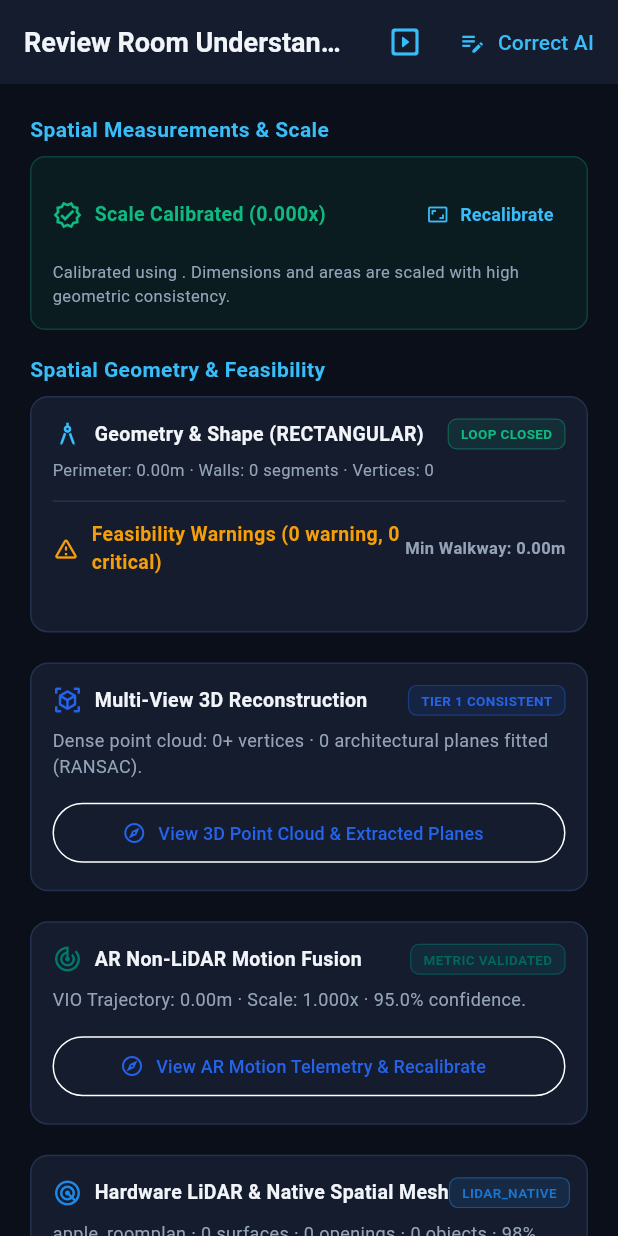
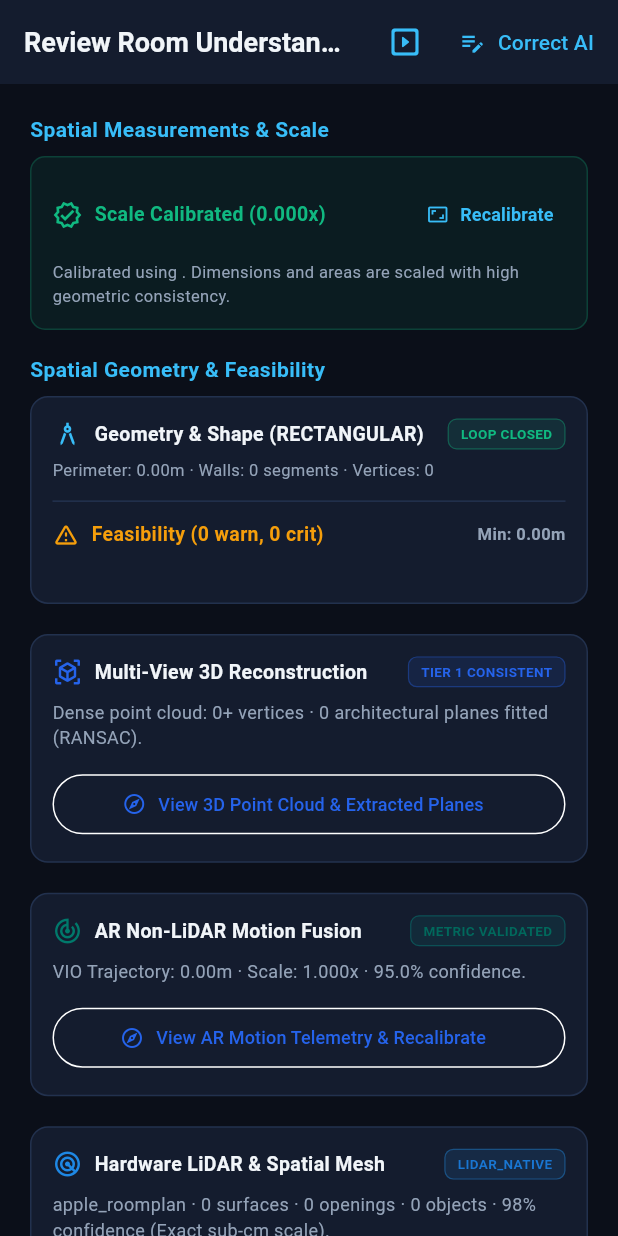
Before and after one commit to commentors-net/Roomlyst, a Flutter app: the RoomReviewScreen screen opened directly with empty values, on a phone screen of 412 x 824 dp. Run offline on Flutter 3.47's test engine with Material 3 defaults, Android fonts, the phone set to English and light mode, and no system bars; our stand-ins replace google_sign_in, image_picker, shared_preferences; accounts and stored records are empty; network calls fail.

Commit message:
fix(mobile): resolve RenderFlex right overflows across portrait section headers

```diff
--- a/apps/mobile/lib/features/capture/presentation/capture_screen.dart
+++ b/apps/mobile/lib/features/capture/presentation/capture_screen.dart
@@ -322,16 +322,20 @@ class _CaptureScreenState extends State<CaptureScreen> {
             Padding(
               padding: const EdgeInsets.symmetric(horizontal: 16, vertical: 12),
               child: Row(
-                mainAxisAlignment: MainAxisAlignment.spaceBetween,
                 children: [
-                  Text(
-                    title,
-                    style: const TextStyle(
-                      color: Colors.white,
-                      fontSize: 16,
-                      fontWeight: FontWeight.bold,
+                  Expanded(
+                    child: Text(
+                      title,
+                      maxLines: 1,
+                      overflow: TextOverflow.ellipsis,
+                      style: const TextStyle(
+                        color: Colors.white,
+                        fontSize: 16,
+                        fontWeight: FontWeight.bold,
+                      ),
                     ),
                   ),
+                  const SizedBox(width: 8),
                   IconButton(
                     icon: const Icon(Icons.close, color: Colors.white),
                     onPressed: () => Navigator.pop(ctx),
--- a/apps/mobile/lib/features/capture/presentation/lidar_scan_screen.dart
+++ b/apps/mobile/lib/features/capture/presentation/lidar_scan_screen.dart
@@ -1,7 +1,6 @@
 import 'dart:io' show Platform;
 import 'package:flutter/material.dart';
 import '../../../core/theme/app_theme.dart';
-import '../../capability/services/capability_service.dart';
 import '../../projects/domain/project.dart';
 import '../../projects/services/project_service.dart';
 
--- a/apps/mobile/lib/features/redesign/presentation/room_review_screen.dart
+++ b/apps/mobile/lib/features/redesign/presentation/room_review_screen.dart
@@ -507,13 +507,15 @@ class _RoomReviewScreenState extends State<RoomReviewScreen> {
             child: Column(
               crossAxisAlignment: CrossAxisAlignment.start,
               children: [
-                Row(
+                Wrap(
+                  crossAxisAlignment: WrapCrossAlignment.center,
+                  spacing: 6,
+                  runSpacing: 4,
                   children: [
                     Text(
                       meas.readableType,
                       style: const TextStyle(fontWeight: FontWeight.w600, fontSize: 13),
                     ),
-                    const SizedBox(width: 8),
                     Container(
                       padding: const EdgeInsets.symmetric(horizontal: 6, vertical: 2),
                       decoration: BoxDecoration(
@@ -526,8 +528,7 @@ class _RoomReviewScreenState extends State<RoomReviewScreen> {
                         style: TextStyle(color: badgeColor, fontSize: 9, fontWeight: FontWeight.bold),
                       ),
                     ),
-                    if (isExact) ...[
-                      const SizedBox(width: 4),
+                    if (isExact)
                       Container(
                         padding: const EdgeInsets.symmetric(horizontal: 5, vertical: 2),
                         decoration: BoxDecoration(
@@ -539,7 +540,6 @@ class _RoomReviewScreenState extends State<RoomReviewScreen> {
                           style: TextStyle(color: AppTheme.success, fontSize: 9, fontWeight: FontWeight.bold),
                         ),
                       ),
-                    ],
                   ],
                 ),
                 const SizedBox(height: 4),
@@ -665,16 +665,23 @@ class _RoomReviewScreenState extends State<RoomReviewScreen> {
           Row(
             mainAxisAlignment: MainAxisAlignment.spaceBetween,
             children: [
-              Row(
+              Expanded(
+                child: Row(
                   children: [
                     const Icon(Icons.architecture_outlined, color: AppTheme.accent, size: 20),
                     const SizedBox(width: 8),
-                  Text(
+                    Flexible(
+                      child: Text(
                         'Geometry & Shape ($shapeName)',
                         style: const TextStyle(fontWeight: FontWeight.w700, fontSize: 13, color: AppTheme.textMain),
-                  ),
-                ],
-              ),
+                        maxLines: 1,
+                        overflow: TextOverflow.ellipsis,
+                      ),
+                    ),
+                  ],
+                ),
+              ),
+              const SizedBox(width: 8),
               Container(
                 padding: const EdgeInsets.symmetric(horizontal: 8, vertical: 3),
                 decoration: BoxDecoration(
@@ -719,20 +726,24 @@ class _RoomReviewScreenState extends State<RoomReviewScreen> {
               Expanded(
                 child: Text(
                   report?.overallFeasible == false
-                      ? 'Feasibility Warnings (${report?.warningIssuesCount ?? 0} warning, ${report?.criticalIssuesCount ?? 0} critical)'
+                      ? 'Feasibility (${report?.warningIssuesCount ?? 0} warn, ${report?.criticalIssuesCount ?? 0} crit)'
                       : 'Physical Clearances Pass',
                   style: TextStyle(
                     fontWeight: FontWeight.w700,
                     fontSize: 13,
                     color: report?.overallFeasible == false ? AppTheme.warning : AppTheme.success,
                   ),
-                ),
-              ),
-              if (report?.minWalkwayClearanceM != null)
-                Text(
-                  'Min Walkway: ${report!.minWalkwayClearanceM!.toStringAsFixed(2)}m',
+                  maxLines: 1,
+                  overflow: TextOverflow.ellipsis,
+                ),
+              ),
+              if (report?.minWalkwayClearanceM != null) ...[
+                const SizedBox(width: 8),
+                Text(
+                  'Min: ${report!.minWalkwayClearanceM!.toStringAsFixed(2)}m',
                   style: const TextStyle(fontSize: 11, fontWeight: FontWeight.w600, color: AppTheme.textMuted),
                 ),
+              ],
             ],
           ),
           const SizedBox(height: 6),
@@ -805,17 +816,24 @@ class _RoomReviewScreenState extends State<RoomReviewScreen> {
           Row(
             mainAxisAlignment: MainAxisAlignment.spaceBetween,
             children: [
-              const Row(
+              const Expanded(
+                child: Row(
                   children: [
                     Icon(Icons.view_in_ar, color: AppTheme.primary, size: 20),
                     SizedBox(width: 8),
-                  Text(
+                    Flexible(
+                      child: Text(
                         'Multi-View 3D Reconstruction',
                         style: TextStyle(fontWeight: FontWeight.w700, fontSize: 13, color: AppTheme.textMain),
-                  ),
-                ],
-              ),
-              if (hasReconstruction)
+                        maxLines: 1,
+                        overflow: TextOverflow.ellipsis,
+                      ),
+                    ),
+                  ],
+                ),
+              ),
+              if (hasReconstruction) ...[
+                const SizedBox(width: 8),
                 Container(
                   padding: const EdgeInsets.symmetric(horizontal: 8, vertical: 3),
                   decoration: BoxDecoration(
@@ -832,6 +850,7 @@ class _RoomReviewScreenState extends State<RoomReviewScreen> {
                     ),
                   ),
                 ),
+              ],
             ],
           ),
           const SizedBox(height: 8),
@@ -908,17 +927,24 @@ class _RoomReviewScreenState extends State<RoomReviewScreen> {
           Row(
             mainAxisAlignment: MainAxisAlignment.spaceBetween,
             children: [
-              Row(
+              Expanded(
+                child: Row(
                   children: [
                     Icon(Icons.track_changes, color: Colors.teal.shade700, size: 20),
                     const SizedBox(width: 8),
-                  const Text(
+                    const Flexible(
+                      child: Text(
                         'AR Non-LiDAR Motion Fusion',
                         style: TextStyle(fontWeight: FontWeight.w700, fontSize: 13, color: AppTheme.textMain),
-                  ),
-                ],
-              ),
-              if (hasReport)
+                        maxLines: 1,
+                        overflow: TextOverflow.ellipsis,
+                      ),
+                    ),
+                  ],
+                ),
+              ),
+              if (hasReport) ...[
+                const SizedBox(width: 8),
                 Container(
                   padding: const EdgeInsets.symmetric(horizontal: 8, vertical: 3),
                   decoration: BoxDecoration(
@@ -935,6 +961,7 @@ class _RoomReviewScreenState extends State<RoomReviewScreen> {
                     ),
                   ),
                 ),
+              ],
             ],
           ),
           const SizedBox(height: 8),
@@ -1006,16 +1033,23 @@ class _RoomReviewScreenState extends State<RoomReviewScreen> {
           Row(
             mainAxisAlignment: MainAxisAlignment.spaceBetween,
             children: [
-              Row(
+              Expanded(
+                child: Row(
                   children: [
                     Icon(Icons.radar, color: Colors.blue.shade600, size: 20),
                     const SizedBox(width: 8),
-                  const Text(
-                    'Hardware LiDAR & Native Spatial Mesh',
+                    const Flexible(
+                      child: Text(
+                        'Hardware LiDAR & Spatial Mesh',
                         style: TextStyle(fontWeight: FontWeight.w700, fontSize: 13, color: AppTheme.textMain),
-                  ),
-                ],
-              ),
+                        maxLines: 1,
+                        overflow: TextOverflow.ellipsis,
+                      ),
+                    ),
+                  ],
+                ),
+              ),
+              const SizedBox(width: 8),
               if (hasReport)
                 Container(
                   padding: const EdgeInsets.symmetric(horizontal: 8, vertical: 3),
@@ -1130,19 +1164,26 @@ class _RoomReviewScreenState extends State<RoomReviewScreen> {
         crossAxisAlignment: CrossAxisAlignment.start,
         children: [
           Row(
-            mainAxisAlignment: MainAxisAlignment.spaceBetween,
-            children: [
-              const Row(
+            children: [
+              const Expanded(
+                child: Row(
+                  mainAxisSize: MainAxisSize.min,
                   children: [
                     Icon(Icons.account_balance_wallet_outlined, color: AppTheme.accent, size: 20),
                     SizedBox(width: 8),
-                  Text(
+                    Flexible(
+                      child: Text(
                         'Budget Intelligence',
+                        maxLines: 1,
+                        overflow: TextOverflow.ellipsis,
                         style: TextStyle(fontWeight: FontWeight.w700, fontSize: 14),
                       ),
-                ],
-              ),
-              if (_budgetPlan != null)
+                    ),
+                  ],
+                ),
+              ),
+              if (_budgetPlan != null) ...[
+                const SizedBox(width: 8),
                 Container(
                   padding: const EdgeInsets.symmetric(horizontal: 8, vertical: 3),
                   decoration: BoxDecoration(
@@ -1162,6 +1203,7 @@ class _RoomReviewScreenState extends State<RoomReviewScreen> {
                     ),
                   ),
                 ),
+              ],
             ],
           ),
           const SizedBox(height: 12),
@@ -1337,9 +1379,16 @@ class _RoomReviewScreenState extends State<RoomReviewScreen> {
                   crossAxisAlignment: CrossAxisAlignment.start,
                   children: [
                     Row(
-                      mainAxisAlignment: MainAxisAlignment.spaceBetween,
-                      children: [
-                        Text(item.categoryName, style: const TextStyle(fontSize: 12, fontWeight: FontWeight.w500)),
+                      children: [
+                        Expanded(
+                          child: Text(
+                            item.categoryName,
+                            maxLines: 1,
+                            overflow: TextOverflow.ellipsis,
+                            style: const TextStyle(fontSize: 12, fontWeight: FontWeight.w500),
+                          ),
+                        ),
+                        const SizedBox(width: 8),
                         Text(
                           '$symbol ${item.estimatedCost.toStringAsFixed(0)} / $symbol ${item.allocatedAmount.toStringAsFixed(0)}',
                           style: TextStyle(
@@ -1475,18 +1524,25 @@ class _RoomReviewScreenState extends State<RoomReviewScreen> {
         crossAxisAlignment: CrossAxisAlignment.start,
         children: [
           Row(
-            mainAxisAlignment: MainAxisAlignment.spaceBetween,
-            children: [
-              const Row(
+            children: [
+              const Expanded(
+                child: Row(
+                  mainAxisSize: MainAxisSize.min,
                   children: [
                     Icon(Icons.inventory_2_outlined, color: AppTheme.accent, size: 20),
                     SizedBox(width: 8),
-                  Text(
-                    'Material & Quantity Takeoff',
+                    Flexible(
+                      child: Text(
+                        'Material Takeoff',
+                        maxLines: 1,
+                        overflow: TextOverflow.ellipsis,
                         style: TextStyle(fontWeight: FontWeight.w700, fontSize: 13, color: AppTheme.textMain),
                       ),
-                ],
-              ),
+                    ),
+                  ],
+                ),
+              ),
+              const SizedBox(width: 8),
               Container(
                 padding: const EdgeInsets.symmetric(horizontal: 7, vertical: 3),
                 decoration: BoxDecoration(
@@ -1494,7 +1550,7 @@ class _RoomReviewScreenState extends State<RoomReviewScreen> {
                   borderRadius: BorderRadius.circular(6),
                 ),
                 child: Text(
-                  isExact ? 'EXACT (±3-8%)' : 'APPROXIMATE (±12-18%)',
+                  isExact ? 'EXACT (±3-8%)' : 'APPROX (±12-18%)',
                   style: TextStyle(
                     color: isExact ? AppTheme.success : AppTheme.warning,
                     fontSize: 9,
@@ -1589,19 +1645,26 @@ class _RoomReviewScreenState extends State<RoomReviewScreen> {
         crossAxisAlignment: CrossAxisAlignment.start,
         children: [
           Row(
-            mainAxisAlignment: MainAxisAlignment.spaceBetween,
-            children: [
-              const Row(
+            children: [
+              const Expanded(
+                child: Row(
+                  mainAxisSize: MainAxisSize.min,
                   children: [
                     Icon(Icons.chair_outlined, color: AppTheme.primary, size: 20),
                     SizedBox(width: 8),
-                  Text(
-                    'Curated Product Catalogue',
+                    Flexible(
+                      child: Text(
+                        'Product Catalogue',
+                        maxLines: 1,
+                        overflow: TextOverflow.ellipsis,
                         style: TextStyle(fontWeight: FontWeight.w700, fontSize: 13, color: AppTheme.textMain),
                       ),
-                ],
-              ),
-              if (recs != null)
+                    ),
+                  ],
+                ),
+              ),
+              if (recs != null) ...[
+                const SizedBox(width: 8),
                 Container(
                   padding: const EdgeInsets.symmetric(horizontal: 8, vertical: 3),
                   decoration: BoxDecoration(
@@ -1618,6 +1681,7 @@ class _RoomReviewScreenState extends State<RoomReviewScreen> {
                     ),
                   ),
                 ),
+              ],
             ],
           ),
           const SizedBox(height: 8),
@@ -1702,13 +1766,24 @@ class _RoomReviewScreenState extends State<RoomReviewScreen> {
         children: [
           Row(
             children: [
-              const Icon(Icons.assignment_turned_in_outlined, size: 16, color: AppTheme.primary),
+              const Expanded(
+                child: Row(
+                  mainAxisSize: MainAxisSize.min,
+                  children: [
+                    Icon(Icons.assignment_turned_in_outlined, size: 16, color: AppTheme.primary),
+                    SizedBox(width: 8),
+                    Flexible(
+                      child: Text(
+                        'Renovation Plan & Brief',
+                        maxLines: 1,
+                        overflow: TextOverflow.ellipsis,
+                        style: TextStyle(fontWeight: FontWeight.w600, fontSize: 13, color: AppTheme.textMain),
+                      ),
+                    ),
+                  ],
+                ),
+              ),
               const SizedBox(width: 8),
-              const Text(
-                'Consolidated Renovation Plan & Brief',
-                style: TextStyle(fontWeight: FontWeight.w600, fontSize: 13, color: AppTheme.textMain),
-              ),
-              const Spacer(),
               Container(
                 padding: const EdgeInsets.symmetric(horizontal: 8, vertical: 2),
                 decoration: BoxDecoration(
@@ -1735,7 +1810,13 @@ class _RoomReviewScreenState extends State<RoomReviewScreen> {
           ),
           if (plan != null) ...[
             const SizedBox(height: 8),
+            Wrap(
+              spacing: 12,
+              runSpacing: 4,
+              crossAxisAlignment: WrapCrossAlignment.center,
+              children: [
                 Row(
+                  mainAxisSize: MainAxisSize.min,
                   children: [
                     Icon(Icons.verified, size: 14, color: Colors.greenAccent.shade400),
                     const SizedBox(width: 4),
@@ -1743,7 +1824,8 @@ class _RoomReviewScreenState extends State<RoomReviewScreen> {
                       '${plan.confirmedCount} Confirmed Measurements',
                       style: const TextStyle(fontSize: 11, color: AppTheme.textMain, fontWeight: FontWeight.w500),
                     ),
-                const Spacer(),
+                  ],
+                ),
                 if (plan.unverifiedCount > 0)
                   Text(
                     '${plan.unverifiedCount} Site Check Required',
@@ -1957,12 +2039,16 @@ class _RoomReviewScreenState extends State<RoomReviewScreen> {
 
             // Renovation Budget & Trade-Offs Section (Milestone 2.4 & 4.2)
             Row(
-              mainAxisAlignment: MainAxisAlignment.spaceBetween,
-              children: [
-                const Text(
+              children: [
+                const Expanded(
+                  child: Text(
                     'Renovation Budget & Trade-Offs',
+                    maxLines: 1,
+                    overflow: TextOverflow.ellipsis,
                     style: TextStyle(fontWeight: FontWeight.w700, fontSize: 14, color: AppTheme.accent),
                   ),
+                ),
+                const SizedBox(width: 8),
                 TextButton(
                   onPressed: () {
                     Navigator.push(
```
Lines whose indentation alone changed are shown as unchanged.
